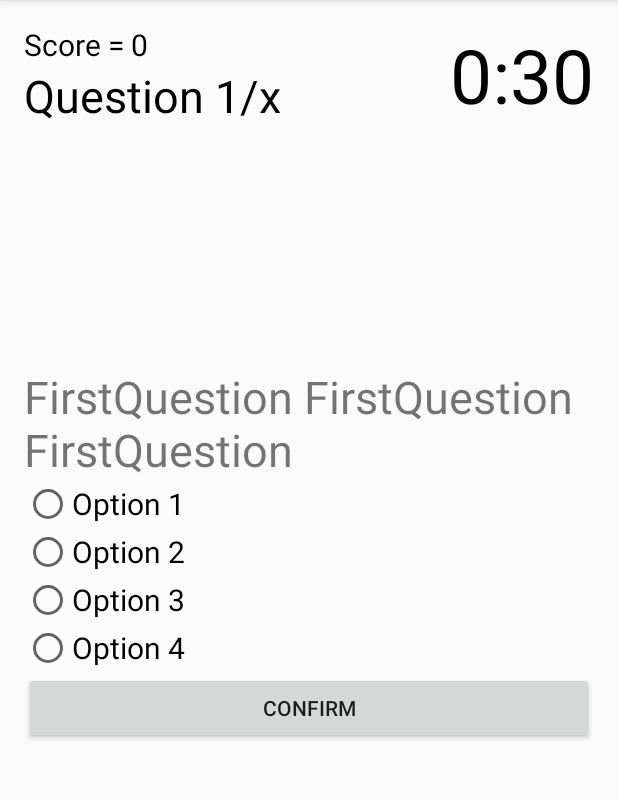
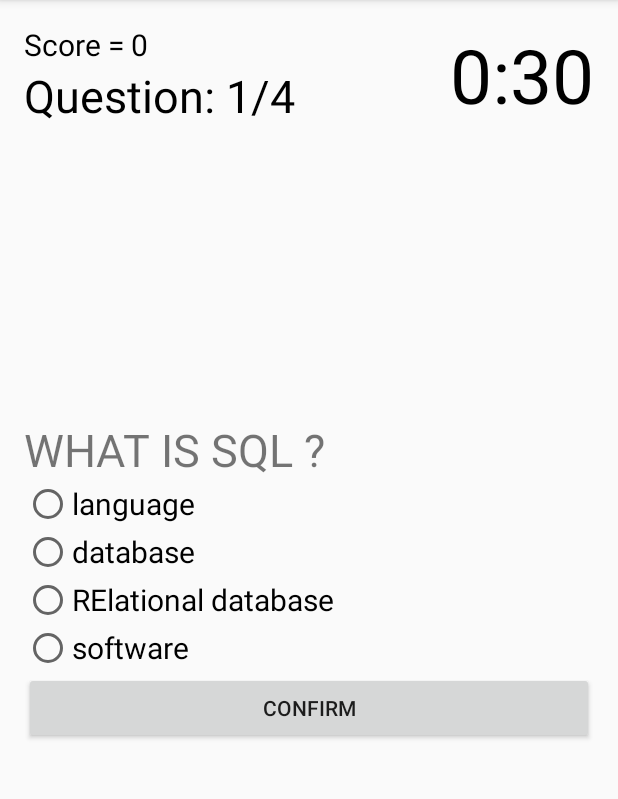
Before and after one commit to RakeshAmrutkar/KaunBanegaCrorePati2-master, an Android app: the screen it shows after launch (MainActivity), after a tap on "START QUIZ", on a phone screen of 412 x 824 dp, the part 84-883 px from its top. Run offline under Robolectric (Android 15) with nearby library versions, the phone set to English and light mode, and no system bars.

Commit message:
Data is now retrieved properly. Color changes to green and red for correct and incorrect ans respectively.

```diff
--- a/app/src/main/AndroidManifest.xml
+++ b/app/src/main/AndroidManifest.xml
@@ -2,6 +2,12 @@
 <manifest xmlns:android="http://schemas.android.com/apk/res/android"
     package="com.example.android.kaunbanegacrorepati">
 
+    <uses-permission
+        android:name="android.permission.WRITE_EXTERNAL_STORAGE"
+        android:maxSdkVersion="18" />
+    <uses-permission
+        android:name="android.permission.READ_EXTERNAL_STORAGE"
+        android:maxSdkVersion="18" />
     <application
         android:allowBackup="true"
         android:icon="@mipmap/ic_launcher"
--- a/app/src/main/java/com/example/android/kaunbanegacrorepati/MainActivity.java
+++ b/app/src/main/java/com/example/android/kaunbanegacrorepati/MainActivity.java
@@ -1,13 +1,19 @@
 package com.example.android.kaunbanegacrorepati;
 
+import android.content.res.ColorStateList;
+import android.graphics.Color;
 import android.support.v7.app.AppCompatActivity;
 import android.os.Bundle;
+import android.view.View;
 import android.widget.Button;
 import android.widget.RadioButton;
 import android.widget.RadioGroup;
 import android.widget.TextView;
+import android.widget.Toast;
 
 import java.util.ArrayList;
+import java.util.Collection;
+import java.util.Collections;
 import java.util.List;
 
 public class MainActivity extends AppCompatActivity {
@@ -23,6 +29,15 @@ public class MainActivity extends AppCompatActivity {
     private RadioButton rb4;
     private Button buttonConfirmNext;
     List<Question> questionList= new ArrayList<Question>();
+
+    private ColorStateList textColorDefaultRb;
+    private int questionCounter;
+    private int questionCounterTotal;
+    private Question CurrentQuestion;
+
+    private int score;
+    private boolean answered;
+
     @Override
     protected void onCreate(Bundle savedInstanceState) {
         super.onCreate(savedInstanceState);
@@ -38,7 +53,97 @@ public class MainActivity extends AppCompatActivity {
         rb3 = findViewById(R.id.radio_button_3);
         rb4 = findViewById(R.id.radio_button_4);
         buttonConfirmNext = findViewById(R.id.button_confirm);
+
         Quizdbhelper myQuiz = new Quizdbhelper(this);
         questionList= myQuiz.getDatabaseQuestions();
+        textColorDefaultRb= rb1.getTextColors();
+
+        ;
+        questionCounterTotal= questionList.size();
+        Collections.shuffle(questionList);
+        showNextQuestion();
+        buttonConfirmNext.setOnClickListener(new View.OnClickListener() {
+            @Override
+            public void onClick(View view) {
+                if(!answered){
+                    if(rb1.isChecked() || rb2.isChecked() || rb3.isChecked()||rb4.isChecked() ){
+                        checkAnswer();
+                    }else{
+                        Toast.makeText(MainActivity.this,"Please Select an answer",Toast.LENGTH_SHORT).show();
+                    }
+                }else{
+                    showNextQuestion();
+                }
+
+            }
+        });
+    }
+
+    private void checkAnswer() {
+        answered = true;
+        RadioButton rbchecked = findViewById(rbGroup.getCheckedRadioButtonId());
+        int answerGiven = rbGroup.indexOfChild(rbchecked)+1;
+        if(answerGiven==CurrentQuestion.getCorrect()){
+            score++;
+            textViewScore.setText("Score :"+ score);
+        }
+        showSolution();
+    }
+
+    private void showSolution() {
+        rb1.setTextColor(Color.RED);
+        rb2.setTextColor(Color.RED);
+        rb3.setTextColor(Color.RED);
+        rb4.setTextColor(Color.RED);
+        switch(CurrentQuestion.getCorrect()){
+            case 1: rb1.setTextColor(Color.GREEN);
+                    textViewQuestion.setText("Sahi Jawab 1");
+                    break;
+            case 2: rb2.setTextColor(Color.GREEN);
+                    textViewQuestion.setText("Sahi Jawab 2");
+                    break;
+            case 3: rb3.setTextColor(Color.GREEN);
+                    textViewQuestion.setText("Sahi Jawab 3");
+                    break;
+            case 4: rb4.setTextColor(Color.GREEN);
+                    textViewQuestion.setText("Sahi Jawab 4");
+                    break;
+
+        }
+        if(questionCounter<questionCounterTotal){
+            buttonConfirmNext.setText("NEXT");
+        }else{
+            buttonConfirmNext.setText("FINISH");
+        }
+    }
+
+    private void showNextQuestion() {
+        rb1.setTextColor(textColorDefaultRb);
+        rb2.setTextColor(textColorDefaultRb);
+        rb3.setTextColor(textColorDefaultRb);
+        rb4.setTextColor(textColorDefaultRb);
+        rbGroup.clearCheck();
+
+        if (questionCounter < questionCounterTotal) {
+            CurrentQuestion = questionList.get(questionCounter);
+
+            textViewQuestion.setText(CurrentQuestion.getQuestion());
+            rb1.setText(CurrentQuestion.getOption1());
+            rb2.setText(CurrentQuestion.getOption2());
+            rb3.setText(CurrentQuestion.getOption3());
+            rb4.setText(CurrentQuestion.getOption4());
+
+            questionCounter++;
+            textViewQuestionCount.setText("Question: " + questionCounter + "/" + questionCounterTotal);
+            answered = false;
+            buttonConfirmNext.setText("Confirm");
+        } else {
+            finishQuiz();
+        }
+
+    }
+
+    private void finishQuiz() {
+        finish();
     }
 }
--- a/app/src/main/java/com/example/android/kaunbanegacrorepati/Quizdbhelper.java
+++ b/app/src/main/java/com/example/android/kaunbanegacrorepati/Quizdbhelper.java
@@ -15,7 +15,7 @@ public class Quizdbhelper<Private> extends SQLiteOpenHelper {
     private static final  String  DATABASE_NAME ="KBC.db";
     private  SQLiteDatabase db;
     public Quizdbhelper( Context context) {
-        super(context, DATABASE_NAME, null ,1 );
+        super(context, DATABASE_NAME, null ,2 );
     }
 
     @Override
@@ -25,6 +25,7 @@ public class Quizdbhelper<Private> extends SQLiteOpenHelper {
         final String SQL_CREATE_QUESTIONS_TABLE = "CREATE TABLE " +
                 Questiontable.TABLE_NAME + " ( " +
                 Questiontable._ID + " INTEGER PRIMARY KEY AUTOINCREMENT, " +
+                Questiontable.Question_Col + " TEXT, " +
                 Questiontable.OPTION_1 + " TEXT, " +
                 Questiontable.OPTION_2 + " TEXT, " +
                 Questiontable.OPTION_3 + " TEXT, " +
@@ -44,8 +45,14 @@ public class Quizdbhelper<Private> extends SQLiteOpenHelper {
 
     private void fillQuestiontable()
     {
-      Question question1 = new Question( "WHAT IS SQL ?"  , "  language", "database ","RElational database" , "software", 2  ) ;
-       addDatabaseQuestions (question1);
+        Question question1 = new Question( "WHAT IS SQL ?"  , "language", "database ","RElational database" , "software", 2  ) ;
+        Question question2 = new Question( "WHAT IS MySQL ?"  , "language", "database ","RElational database" , "software", 2  ) ;
+        Question question3 = new Question( "WHAT IS NoSQL ?"  , "language", "database ","RElational database" , "software", 2  ) ;
+        Question question4 = new Question( "WHAT IS SQLite ?"  , "language", "database ","RElational database" , "software", 2  ) ;
+        addDatabaseQuestions (question1);
+        addDatabaseQuestions (question2);
+        addDatabaseQuestions (question3);
+        addDatabaseQuestions (question4);
     }
     private void addDatabaseQuestions(Question question)
     {
@@ -59,23 +66,25 @@ public class Quizdbhelper<Private> extends SQLiteOpenHelper {
         db.insert(Questiontable.TABLE_NAME,null,contentValues);
     }
     public List<Question>  getDatabaseQuestions(){
-        List<Question> questions= new ArrayList<>();
-        db=getReadableDatabase();
-        Cursor cursor = db.rawQuery("SELECT * FROM " + Questiontable.TABLE_NAME, null );
-        if(cursor.moveToFirst()){
-            do{
-                Question question= new Question();
-                question.setQuestion(cursor.getString(cursor.getColumnIndex(Questiontable.Question_Col)));
-                question.setOption1(cursor.getString(cursor.getColumnIndex(Questiontable.OPTION_1)));
-                question.setOption2(cursor.getString(cursor.getColumnIndex(Questiontable.OPTION_2)));
-                question.setOption3(cursor.getString(cursor.getColumnIndex(Questiontable.OPTION_3)));
-                question.setOption4(cursor.getString(cursor.getColumnIndex(Questiontable.OPTION_4)));
-                question.setCorrect(cursor.getInt(cursor.getColumnIndex(Questiontable.CORRECT)));
-                questions.add(question);
-            }while(cursor.moveToNext());
+        List<Question> questionList = new ArrayList<>();
+        db = getReadableDatabase();
+        Cursor c = db.rawQuery("SELECT * FROM " + Questiontable.TABLE_NAME, null);
+
+        if (c.moveToFirst()) {
+            do {
+                Question question = new Question();
+                question.setQuestion(c.getString(1));
+                question.setOption1(c.getString(2));
+                question.setOption2(c.getString(3));
+                question.setOption3(c.getString(4));
+                question.setOption4(c.getString(5));
+                question.setCorrect(c.getInt(6));
+                questionList.add(question);
+            } while (c.moveToNext());
         }
-        cursor.close();
-        return questions;
+
+        c.close();
+        return questionList;
     }
 
 }
```
